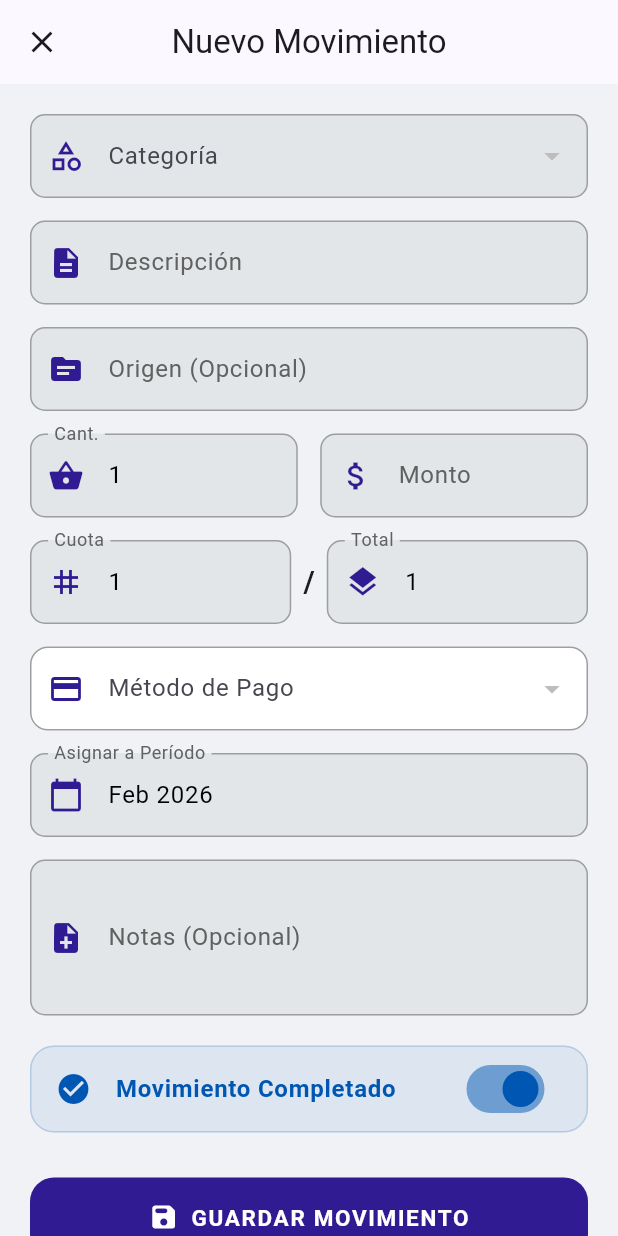
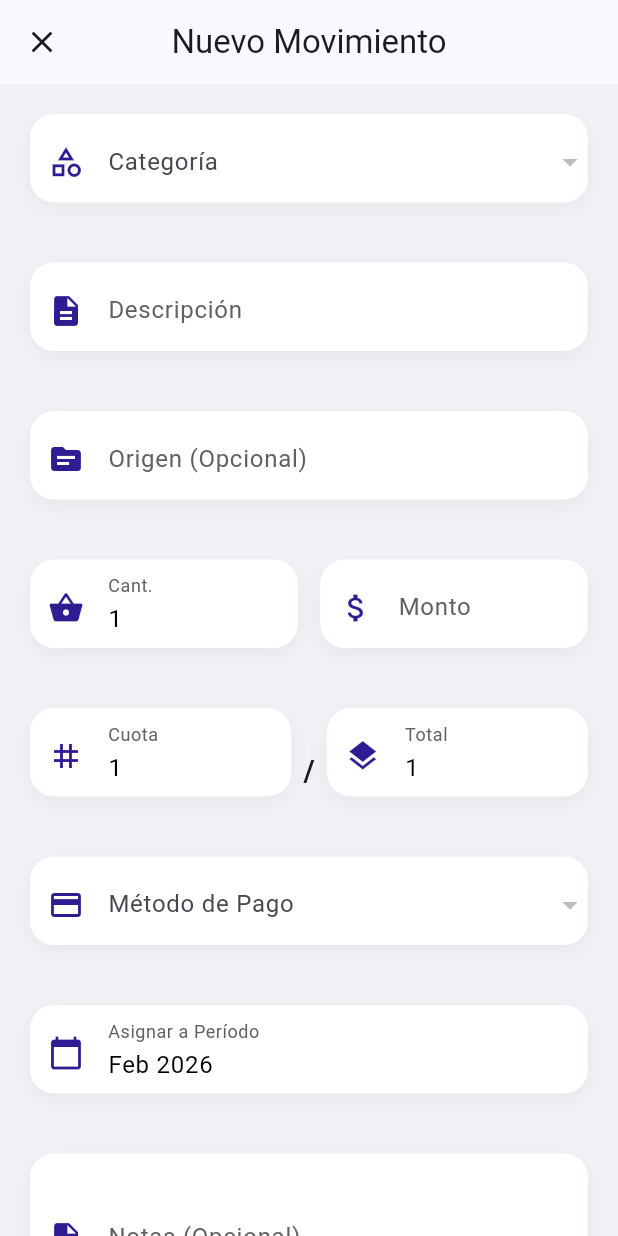
Before and after one commit to pprtrdd/fe-cashify, a Flutter app: the MovementFormScreen screen opened directly, on a phone screen of 412 x 824 dp. Run offline on Flutter 3.47's test engine with Material 3 defaults, Android fonts, the phone set to English and light mode, and no system bars; our stand-ins replace cloud_firestore, equatable, firebase_auth, firebase_core, get_it, package_info_plus; accounts and stored records are empty; statements that could not run were skipped.

Commit message:
feat: Apply new visual styling with shadows and rounded corners to form fields and buttons.

```diff
--- a/lib/features/transaction/presentation/pages/movement_form_screen.dart
+++ b/lib/features/transaction/presentation/pages/movement_form_screen.dart
@@ -249,7 +249,28 @@ class _MovementFormScreenState extends State<MovementFormScreen> {
   }
 
   Widget _buildPaymentMethodDropdown(MovementProvider provider) {
-    return DropdownButtonFormField<String>(
+    return Stack(
+      children: [
+        Positioned(
+          top: 0,
+          left: 0,
+          right: 0,
+          bottom: 25,
+          child: Container(
+            decoration: BoxDecoration(
+              color: AppColors.surface,
+              borderRadius: BorderRadius.circular(16),
+              boxShadow: [
+                BoxShadow(
+                  color: AppColors.shadow.withValues(alpha: 0.05),
+                  blurRadius: 10,
+                  offset: const Offset(0, 4),
+                ),
+              ],
+            ),
+          ),
+        ),
+        DropdownButtonFormField<String>(
           initialValue: _selectedPaymentMethod,
           decoration: _inputStyle("Método de Pago", Icons.payment),
           items: provider.paymentMethods
@@ -257,6 +278,10 @@ class _MovementFormScreenState extends State<MovementFormScreen> {
               .toList(),
           onChanged: (val) => setState(() => _selectedPaymentMethod = val),
           validator: (v) => v == null ? "Requerido" : null,
+          borderRadius: BorderRadius.circular(16),
+          dropdownColor: AppColors.surface,
+        ),
+      ],
     );
   }
 
@@ -268,11 +293,7 @@ class _MovementFormScreenState extends State<MovementFormScreen> {
             ? AppColors.success.withAlpha(20)
             : AppColors.warning.withAlpha(20),
         borderRadius: BorderRadius.circular(16),
-        border: Border.all(
-          color: _isCompleted
-              ? AppColors.success.withAlpha(50)
-              : AppColors.warning.withAlpha(50),
-        ),
+        boxShadow: [BoxShadow(color: AppColors.shadow.withValues(alpha: 0.05))],
       ),
       child: SwitchListTile(
         activeThumbColor: AppColors.success,
@@ -297,17 +318,12 @@ class _MovementFormScreenState extends State<MovementFormScreen> {
     return InputDecoration(
       labelText: label,
       prefixIcon: Icon(icon, color: AppColors.primary),
-      filled: true,
-      fillColor: AppColors.surface,
-      enabledBorder: OutlineInputBorder(
-        borderRadius: BorderRadius.circular(12),
-        borderSide: BorderSide(color: AppColors.border.withValues(alpha: 120)),
-      ),
-      focusedBorder: OutlineInputBorder(
-        borderRadius: BorderRadius.circular(12),
-        borderSide: const BorderSide(color: AppColors.primary, width: 2),
-      ),
-      border: OutlineInputBorder(borderRadius: BorderRadius.circular(12)),
+      filled: false,
+      helperText: ' ',
+      border: InputBorder.none,
+      enabledBorder: InputBorder.none,
+      focusedBorder: InputBorder.none,
+      contentPadding: const EdgeInsets.symmetric(horizontal: 16, vertical: 12),
     );
   }
 
--- a/lib/features/transaction/presentation/widgets/category_dropdown_field.dart
+++ b/lib/features/transaction/presentation/widgets/category_dropdown_field.dart
@@ -16,7 +16,28 @@ class CategoryDropdownField extends StatelessWidget {
 
   @override
   Widget build(BuildContext context) {
-    return DropdownButtonFormField<String>(
+    return Stack(
+      children: [
+        Positioned(
+          top: 0,
+          left: 0,
+          right: 0,
+          bottom: 25,
+          child: Container(
+            decoration: BoxDecoration(
+              color: AppColors.surface,
+              borderRadius: BorderRadius.circular(16),
+              boxShadow: [
+                BoxShadow(
+                  color: AppColors.shadow.withValues(alpha: 0.05),
+                  blurRadius: 10,
+                  offset: const Offset(0, 4),
+                ),
+              ],
+            ),
+          ),
+        ),
+        DropdownButtonFormField<String>(
           initialValue: value,
           decoration: InputDecoration(
             labelText: provider.isLoading ? "Cargando..." : "Categoría",
@@ -34,16 +55,16 @@ class CategoryDropdownField extends StatelessWidget {
                     ),
                   )
                 : const Icon(Icons.category_outlined, color: AppColors.primary),
-        border: OutlineInputBorder(
-          borderRadius: BorderRadius.circular(10),
-          borderSide: BorderSide(color: AppColors.border),
+            border: InputBorder.none,
+            enabledBorder: InputBorder.none,
+            focusedBorder: InputBorder.none,
+            errorBorder: InputBorder.none,
+            filled: false,
+            helperText: ' ',
+            contentPadding: const EdgeInsets.symmetric(
+              horizontal: 16,
+              vertical: 12,
             ),
-        enabledBorder: OutlineInputBorder(
-          borderRadius: BorderRadius.circular(10),
-          borderSide: BorderSide(color: AppColors.border),
-        ),
-        filled: true,
-        fillColor: AppColors.fieldFill,
           ),
           items: provider.categories.map((cat) {
             final bool isExpense = cat.isExpense;
@@ -75,6 +96,9 @@ class CategoryDropdownField extends StatelessWidget {
           validator: (v) => v == null ? "Selecciona una categoría" : null,
           dropdownColor: AppColors.surface,
           iconEnabledColor: AppColors.primary,
+          borderRadius: BorderRadius.circular(16),
+        ),
+      ],
     );
   }
 }
--- a/lib/features/transaction/presentation/widgets/custom_text_field.dart
+++ b/lib/features/transaction/presentation/widgets/custom_text_field.dart
@@ -29,7 +29,28 @@ class CustomTextField extends StatelessWidget {
 
   @override
   Widget build(BuildContext context) {
-    return TextFormField(
+    return Stack(
+      children: [
+        Positioned(
+          top: 0,
+          left: 0,
+          right: 0,
+          bottom: 25,
+          child: Container(
+            decoration: BoxDecoration(
+              color: AppColors.surface,
+              borderRadius: BorderRadius.circular(16),
+              boxShadow: [
+                BoxShadow(
+                  color: AppColors.shadow.withValues(alpha: 0.05),
+                  blurRadius: 10,
+                  offset: const Offset(0, 4),
+                ),
+              ],
+            ),
+          ),
+        ),
+        TextFormField(
           controller: controller,
           keyboardType: isNumeric
               ? const TextInputType.numberWithOptions(decimal: true)
@@ -54,25 +75,19 @@ class CustomTextField extends StatelessWidget {
             labelText: isRequired ? label : "$label (Opcional)",
             labelStyle: TextStyle(color: AppColors.textLight),
             prefixIcon: Icon(icon, color: AppColors.primary),
-        filled: true,
-        fillColor: AppColors.fieldFill,
-        border: OutlineInputBorder(
-          borderRadius: BorderRadius.circular(10),
-          borderSide: BorderSide(color: AppColors.border),
-        ),
-        enabledBorder: OutlineInputBorder(
-          borderRadius: BorderRadius.circular(10),
-          borderSide: BorderSide(color: AppColors.border),
-        ),
-        focusedBorder: OutlineInputBorder(
-          borderRadius: BorderRadius.circular(10),
-          borderSide: BorderSide(color: accentColor, width: 2),
-        ),
-        errorBorder: OutlineInputBorder(
-          borderRadius: BorderRadius.circular(10),
-          borderSide: const BorderSide(color: AppColors.danger),
+            filled: false,
+            helperText: ' ',
+            border: InputBorder.none,
+            enabledBorder: InputBorder.none,
+            focusedBorder: InputBorder.none,
+            errorBorder: InputBorder.none,
+            contentPadding: const EdgeInsets.symmetric(
+              horizontal: 16,
+              vertical: 12,
             ),
           ),
+        ),
+      ],
     );
   }
 }
--- a/lib/features/transaction/presentation/widgets/save_button.dart
+++ b/lib/features/transaction/presentation/widgets/save_button.dart
@@ -36,9 +36,19 @@ class SaveButton extends StatelessWidget {
                 ),
               ),
             )
-          : SizedBox(
+          : Container(
               key: const ValueKey('button-state'),
               width: double.infinity,
+              decoration: BoxDecoration(
+                borderRadius: BorderRadius.circular(16),
+                boxShadow: [
+                  BoxShadow(
+                    color: AppColors.shadow.withValues(alpha: 0.05),
+                    blurRadius: 10,
+                    offset: const Offset(0, 4),
+                  ),
+                ],
+              ),
               child: ElevatedButton.icon(
                 onPressed: onPressed,
                 icon: const Icon(
```
Lines whose indentation alone changed are shown as unchanged.
